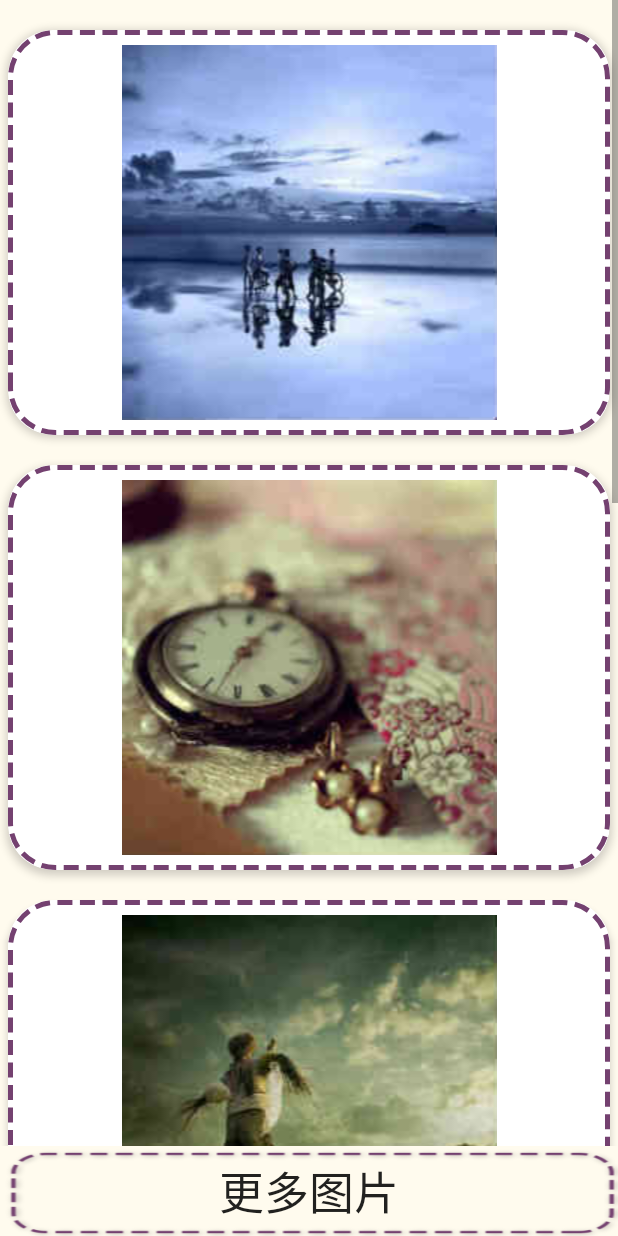
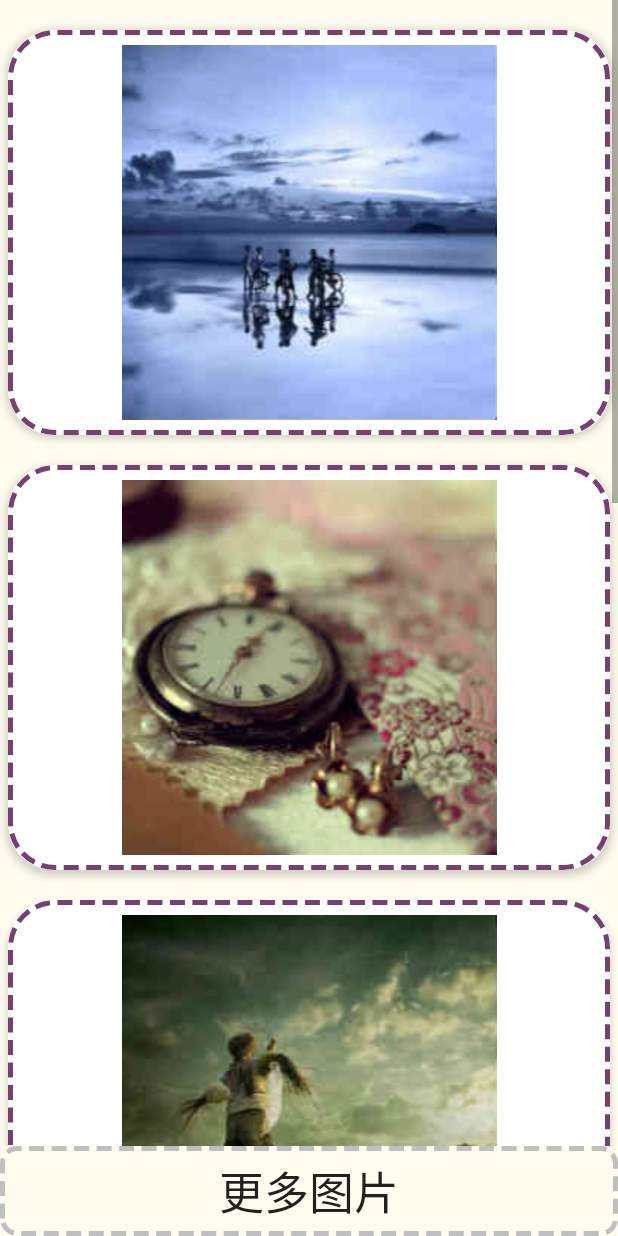
Before and after one commit to meltycriss/PuzzleHigh, an Android app: the SelectImageFragment screen opened directly, with no data from a screen before it, on a phone screen of 412 x 824 dp. Run offline under Robolectric (Android 15) with nearby library versions, the phone set to English and light mode, and no system bars; our stand-ins replace Picasso; pictures from the network do not load.

Commit message:
删除无用资源文件

```diff
--- a/app/src/main/res/layout/fragment_select_image.xml
+++ b/app/src/main/res/layout/fragment_select_image.xml
@@ -13,7 +13,7 @@
 
     <Button
         android:id="@+id/load_more"
-        android:background="@drawable/text_border_long"
+        android:background="@drawable/editor_border"
         android:text="更多图片"
         android:textSize="30sp"
         android:layout_width="match_parent"
```
Also changed, not shown: app/src/main/res/layout/fragment_login.xml (+4 -4 lines), app/src/main/res/drawable/background.png (deleted), app/src/main/res/drawable/editor_border.png (deleted), app/src/main/res/drawable/editor_border.xml (renamed from app/src/main/res/drawable/user_editor_border.xml), app/src/main/res/drawable/main_other.png (deleted), app/src/main/res/drawable/main_start.png (deleted), app/src/main/res/drawable/text_border_long.png (deleted), app/src/main/res/drawable/text_border_short.png (deleted).
